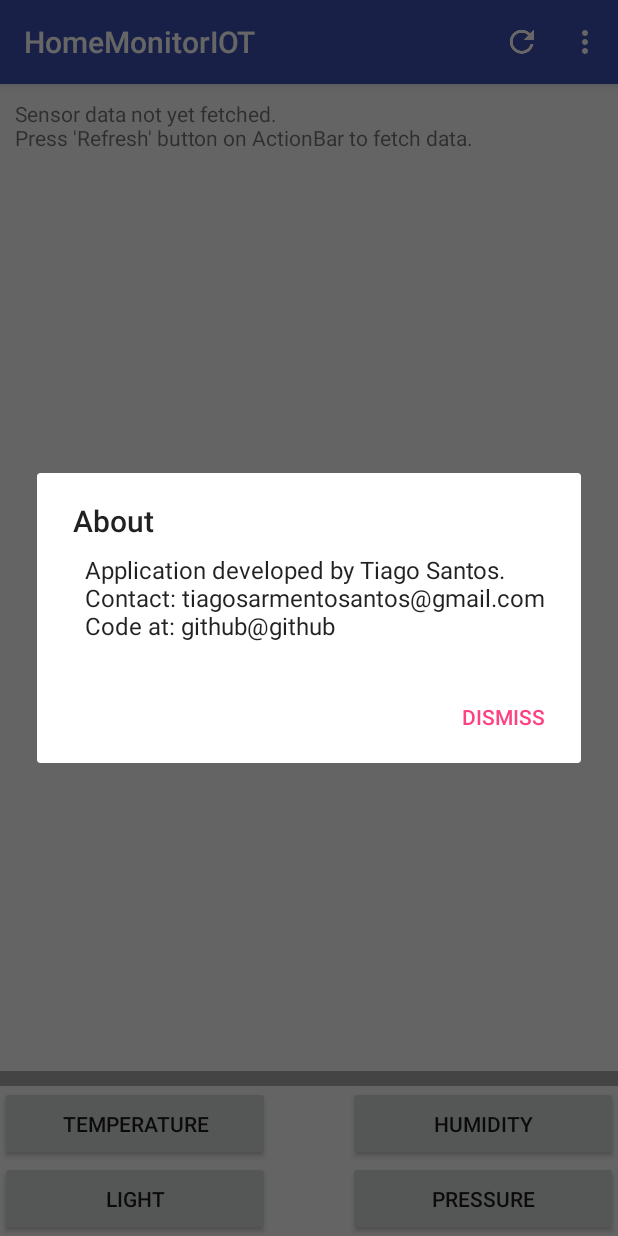
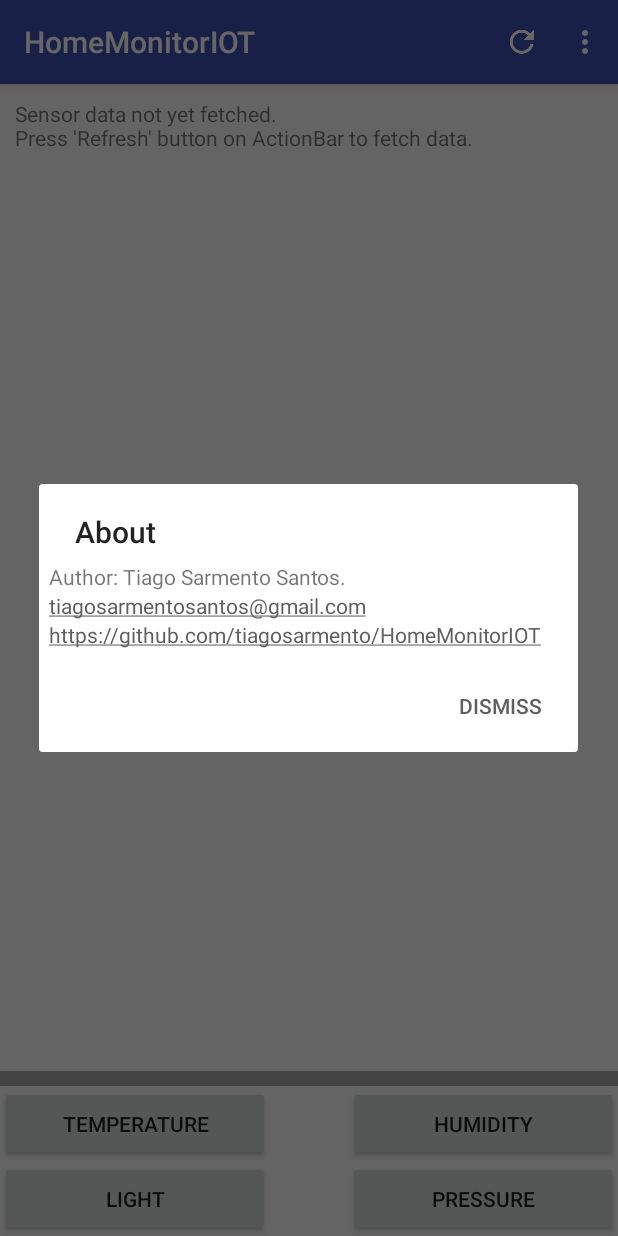
Before and after one commit to tiagosarmento/HomeMonitorIOT, an Android app: the screen it shows after launch (MainActivity), in the options menu, after a tap on "About", on a phone screen of 412 x 824 dp. Run offline under Robolectric (Android 15) with nearby library versions, the phone set to English and light mode, and no system bars; libraries missing offline, so code that uses them is left out: com.jjoe64.graphview; 31 statements that could not run were skipped.

Commit message:
Improvement done on 'About' AlertDialog. Used LinearLayout with TextView to present a fancier dialog.

```diff
--- a/HomeMonitorIOT/app/src/main/java/com/tiasan/homemonitoriot/MainActivity.java
+++ b/HomeMonitorIOT/app/src/main/java/com/tiasan/homemonitoriot/MainActivity.java
@@ -2,16 +2,19 @@ package com.tiasan.homemonitoriot;
 
 import android.app.AlertDialog;
 import android.app.ProgressDialog;
-import android.content.DialogInterface;
 import android.content.Intent;
 import android.os.AsyncTask;
 import android.support.v7.app.AppCompatActivity;
 import android.os.Bundle;
+import android.text.SpannableString;
+import android.text.method.LinkMovementMethod;
+import android.text.util.Linkify;
 import android.util.Log;
 import android.view.Menu;
 import android.view.MenuItem;
 import android.view.View;
 import android.widget.Button;
+import android.widget.LinearLayout;
 import android.widget.TextView;
 
 import java.io.BufferedReader;
@@ -77,40 +80,63 @@ public class MainActivity extends AppCompatActivity implements View.OnClickListe
         // as you specify a parent activity in AndroidManifest.xml.
         int id = item.getItemId();
         if (id == R.id.mitRefresh) {
-            Log.d(gTag, "Refresh button pressed");
+            Log.d(gTag, "Refresh button clicked");
             GetInstDataAsyncTask atkInstData = new GetInstDataAsyncTask();
             atkInstData.setParameters(new ProgressDialog(this), tvMainText, shSettings);
             atkInstData.execute();
             return true;
         }
         if (id == R.id.mitSettings) {
-            Log.d(gTag, "Settings button pressed");
+            Log.d(gTag, "Settings button clicked");
             Intent iSettings = new Intent(MainActivity.this, SettingsActivity.class);
             startActivity(iSettings);
             return true;
         }
         if (id == R.id.mitAbout) {
-            Log.d(gTag, "About button pressed");
-            // 1. Instantiate an AlertDialog.Builder with its constructor
-            AlertDialog.Builder builder = new AlertDialog.Builder(this);
-
-            // 2. Chain together various setter methods to set the dialog characteristics
-            builder.setMessage("  Application developed by Tiago Santos.\n  Contact: tiagosarmentosantos@gmail.com\n  Code at: github@github\n");
-            builder.setTitle("About");
-
-            // 3. Create dismiss button
-            builder.setPositiveButton("Dismiss", new DialogInterface.OnClickListener() {
-                public void onClick(DialogInterface dialog, int id) {
-                    // User clicked OK button
-                }
-            });
-
-            // 3. Get the AlertDialog from create()
-            AlertDialog dialog = builder.create();
-            dialog.show();
+            Log.d(gTag, "About button clicked");
+            showAboutDialog();
             return true;
         }
         return super.onOptionsItemSelected(item);
+    }
+
+    /**
+     *
+     */
+    public void showAboutDialog() {
+        AlertDialog.Builder adBuilder = new AlertDialog.Builder(this);
+
+        // Create our AlerDialog contents as a Linear Layout to have a fancy format
+        LinearLayout llinear = new LinearLayout(this);
+        llinear.setOrientation(LinearLayout.VERTICAL);
+        llinear.setPadding(10,10,10,10);
+
+        // Sub-layouts, to hold several different messages
+        // Author Credits
+        final TextView tvMsgAuthor = new TextView(this);
+        tvMsgAuthor.setText("Author: Tiago Sarmento Santos.");
+        llinear.addView(tvMsgAuthor);
+        // Contact
+        final TextView tvMsgContact = new TextView(this);
+        final SpannableString ssGitHub = new SpannableString("tiagosarmentosantos@gmail.com");
+        Linkify.addLinks(ssGitHub, Linkify.EMAIL_ADDRESSES);
+        tvMsgContact.setText(ssGitHub);
+        tvMsgContact.setMovementMethod(LinkMovementMethod.getInstance());
+        llinear.addView(tvMsgContact);
+        // Code page
+        final TextView tvMsgGitRepo = new TextView(this);
+        final SpannableString ssGmail = new SpannableString("https://github.com/tiagosarmento/HomeMonitorIOT");
+        Linkify.addLinks(ssGmail, Linkify.WEB_URLS);
+        tvMsgGitRepo.setText(ssGmail);
+        tvMsgGitRepo.setMovementMethod(LinkMovementMethod.getInstance());
+        llinear.addView(tvMsgGitRepo);
+        // Add contents to AlertDialog builder
+        adBuilder.setView(llinear);
+        adBuilder.setTitle("About");
+        adBuilder.setPositiveButton("Dismiss", null);
+        // Show AlertDialog
+        AlertDialog dialog = adBuilder.create();
+        dialog.show();
     }
 
     public void initButtons() {
--- a/HomeMonitorIOT/app/src/main/res/values/colors.xml
+++ b/HomeMonitorIOT/app/src/main/res/values/colors.xml
@@ -2,6 +2,6 @@
 <resources>
     <color name="colorPrimary">#3F51B5</color>
     <color name="colorPrimaryDark">#303F9F</color>
-    <color name="colorAccent">#FF4081</color>
+    <color name="colorAccent">#5F5F5F</color>
     <color name="colorWhite">#FFFFFF</color>
 </resources>
```
